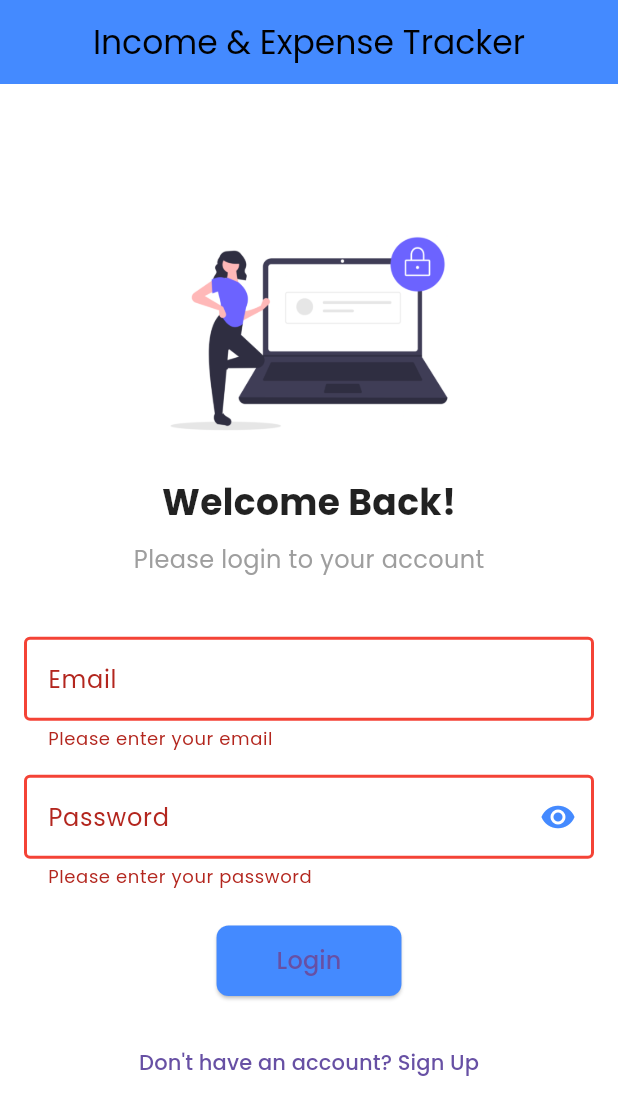
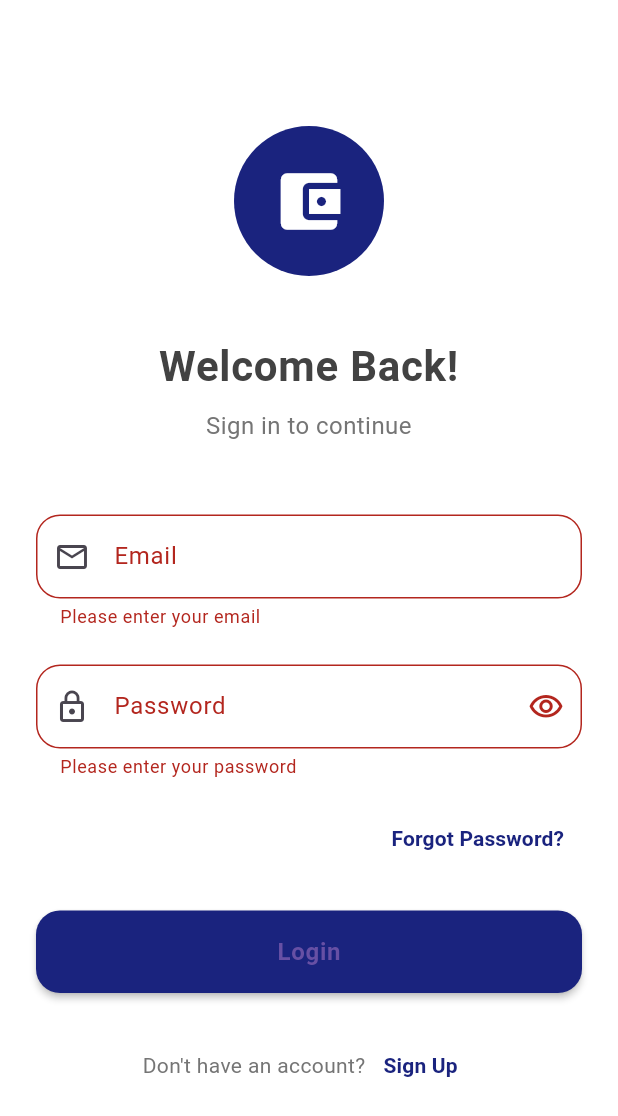
Before and after one commit to Demo7Vlizer/Expense-Tracker.., a Flutter app: the LoginPage screen opened directly, after a tap on "Login", on a phone screen of 412 x 824 dp. Shown: the top 1116 px of the screen. Run offline on Flutter 3.47's test engine with Material 3 defaults, Android fonts, the phone set to English and light mode, and no system bars; our stand-ins replace fl_chart, flutter_slidable, shared_preferences; accounts and stored records are empty.

Commit message:
fixing all the issues and added login page

```diff
--- a/lib/services/auth_service.dart
+++ b/lib/services/auth_service.dart
@@ -1,12 +1,63 @@
-class AuthService {
-  static const String predefinedEmail = 'user@example.com';
-  static const String predefinedPassword = 'password123';
+import 'package:flutter/foundation.dart';
+import 'package:shared_preferences/shared_preferences.dart';
 
-  static bool login(String email, String password) {
-    return email == predefinedEmail && password == predefinedPassword;
+class AuthService extends ChangeNotifier {
+  bool _isAuthenticated = false;
+  String? _userEmail;
+
+  bool get isAuthenticated => _isAuthenticated;
+  String? get userEmail => _userEmail;
+
+  // Initialize auth state from SharedPreferences
+  Future<void> init() async {
+    final prefs = await SharedPreferences.getInstance();
+    _isAuthenticated = prefs.getBool('isAuthenticated') ?? false;
+    _userEmail = prefs.getString('userEmail');
+    notifyListeners();
   }
 
-  static void logout() {
-    // Handle logout logic
+  // Login method
+  Future<bool> login(String email, String password) async {
+    try {
+      // TODO: Implement actual authentication logic with your backend
+      // This is a mock implementation
+      await Future.delayed(Duration(seconds: 2)); // Simulate network request
+
+      if (email.isNotEmpty && password.length >= 6) {
+        _isAuthenticated = true;
+        _userEmail = email;
+
+        // Save auth state
+        final prefs = await SharedPreferences.getInstance();
+        await prefs.setBool('isAuthenticated', true);
+        await prefs.setString('userEmail', email);
+
+        notifyListeners();
+        return true;
+      }
+      return false;
+    } catch (e) {
+      print('Login error: $e');
+      return false;
+    }
+  }
+
+  // Logout method
+  Future<void> logout() async {
+    _isAuthenticated = false;
+    _userEmail = null;
+
+    // Clear auth state
+    final prefs = await SharedPreferences.getInstance();
+    await prefs.remove('isAuthenticated');
+    await prefs.remove('userEmail');
+
+    notifyListeners();
+  }
+
+  // Check if user is logged in
+  Future<bool> checkAuth() async {
+    final prefs = await SharedPreferences.getInstance();
+    return prefs.getBool('isAuthenticated') ?? false;
   }
 }
--- a/lib/views/login_page.dart
+++ b/lib/views/login_page.dart
@@ -1,159 +1,249 @@
 // lib/views/login_page.dart
 import 'package:flutter/material.dart';
+import 'package:provider/provider.dart';
+import '../services/auth_service.dart';
 import 'home_page.dart';
-// import '../utils/constants.dart';
-import '../services/auth_service.dart';
 
 class LoginPage extends StatefulWidget {
-  const LoginPage({Key? key}) : super(key: key);
-
   @override
   _LoginPageState createState() => _LoginPageState();
 }
 
 class _LoginPageState extends State<LoginPage> {
-  final TextEditingController emailController = TextEditingController();
-  final TextEditingController passwordController = TextEditingController();
-  final GlobalKey<FormState> _formKey = GlobalKey<FormState>();
-  bool _obscureText = true;
+  final _formKey = GlobalKey<FormState>();
+  final _emailController = TextEditingController();
+  final _passwordController = TextEditingController();
+  bool _isLoading = false;
+  bool _obscurePassword = true;
+
+  @override
+  void dispose() {
+    _emailController.dispose();
+    _passwordController.dispose();
+    super.dispose();
+  }
+
+  Future<void> _handleLogin() async {
+    if (!_formKey.currentState!.validate()) return;
+
+    setState(() => _isLoading = true);
+
+    try {
+      final authService = Provider.of<AuthService>(context, listen: false);
+      final success = await authService.login(
+        _emailController.text.trim(),
+        _passwordController.text,
+      );
+
+      if (success && mounted) {
+        Navigator.pushReplacement(
+          context,
+          MaterialPageRoute(builder: (_) => HomePage()),
+        );
+      }
+    } catch (e) {
+      ScaffoldMessenger.of(context).showSnackBar(
+        SnackBar(
+          content: Text('Login failed: ${e.toString()}'),
+          backgroundColor: Colors.red,
+        ),
+      );
+    } finally {
+      if (mounted) setState(() => _isLoading = false);
+    }
+  }
 
   @override
   Widget build(BuildContext context) {
     return Scaffold(
       backgroundColor: Colors.white,
-      appBar: AppBar(
-        title: Text('Income & Expense Tracker'),
-        centerTitle: true,
-        backgroundColor: Colors.blueAccent,
+      body: SafeArea(
+        child: SingleChildScrollView(
+          padding: EdgeInsets.all(24),
+          child: Form(
+            key: _formKey,
+            child: Column(
+              crossAxisAlignment: CrossAxisAlignment.stretch,
+              children: [
+                SizedBox(height: 60),
+                // App Logo or Icon
+                Container(
+                  height: 100,
+                  width: 100,
+                  decoration: BoxDecoration(
+                    color: Color(0xFF1A237E),
+                    shape: BoxShape.circle,
                   ),
-      body: Padding(
-        padding: const EdgeInsets.all(16.0),
-        child: Center(
-          child: SingleChildScrollView(
-            child: Column(
-              mainAxisAlignment: MainAxisAlignment.center,
-              children: <Widget>[
-                Image.asset(
-                  'assets/images/login_image.png',
-                  height: 150,
+                  child: Icon(
+                    Icons.account_balance_wallet,
+                    size: 50,
+                    color: Colors.white,
                   ),
-                SizedBox(height: 20),
+                ),
+                SizedBox(height: 40),
                 Text(
                   'Welcome Back!',
                   style: TextStyle(
-                    fontSize: 24,
+                    fontSize: 28,
                     fontWeight: FontWeight.bold,
-                    color: Colors.black87,
+                    color: Colors.grey[800],
+                    letterSpacing: 0.5,
                   ),
+                  textAlign: TextAlign.center,
                 ),
-                SizedBox(height: 10),
+                SizedBox(height: 8),
                 Text(
-                  'Please login to your account',
+                  'Sign in to continue',
                   style: TextStyle(
                     fontSize: 16,
-                    color: Colors.grey,
+                    color: Colors.grey[600],
+                    letterSpacing: 0.3,
                   ),
+                  textAlign: TextAlign.center,
                 ),
-                SizedBox(height: 40),
-                Form(
-                  key: _formKey,
-                  child: Column(
-                    children: <Widget>[
+                SizedBox(height: 48),
                 TextFormField(
-                        controller: emailController,
+                  controller: _emailController,
+                  keyboardType: TextInputType.emailAddress,
                   decoration: InputDecoration(
                     labelText: 'Email',
-                          border: OutlineInputBorder(),
+                    hintText: 'Enter your email',
+                    prefixIcon: Icon(Icons.email_outlined),
+                    border: OutlineInputBorder(
+                      borderRadius: BorderRadius.circular(16),
+                    ),
+                    enabledBorder: OutlineInputBorder(
+                      borderRadius: BorderRadius.circular(16),
+                      borderSide: BorderSide(color: Colors.grey[300]!),
+                    ),
                     focusedBorder: OutlineInputBorder(
-                            borderSide: BorderSide(
-                                color: Colors.blueAccent, width: 2.0),
-                          ),
-                          errorBorder: OutlineInputBorder(
+                      borderRadius: BorderRadius.circular(16),
                       borderSide:
-                                BorderSide(color: Colors.red, width: 2.0),
+                          BorderSide(color: Color(0xFF1A237E), width: 2),
                     ),
                   ),
                   validator: (value) {
                     if (value == null || value.isEmpty) {
                       return 'Please enter your email';
                     }
+                    if (!value.contains('@') || !value.contains('.')) {
+                      return 'Please enter a valid email';
+                    }
                     return null;
                   },
                 ),
-                      SizedBox(height: 16.0),
+                SizedBox(height: 24),
                 TextFormField(
-                        controller: passwordController,
-                        obscureText: _obscureText,
+                  controller: _passwordController,
+                  obscureText: _obscurePassword,
                   decoration: InputDecoration(
                     labelText: 'Password',
-                          border: OutlineInputBorder(),
-                          focusedBorder: OutlineInputBorder(
-                            borderSide: BorderSide(
-                                color: Colors.blueAccent, width: 2.0),
-                          ),
-                          errorBorder: OutlineInputBorder(
-                            borderSide:
-                                BorderSide(color: Colors.red, width: 2.0),
-                          ),
+                    hintText: 'Enter your password',
+                    prefixIcon: Icon(Icons.lock_outline),
                     suffixIcon: IconButton(
                       icon: Icon(
-                              _obscureText
-                                  ? Icons.visibility
-                                  : Icons.visibility_off,
-                              color: Colors.blueAccent,
+                        _obscurePassword
+                            ? Icons.visibility_outlined
+                            : Icons.visibility_off_outlined,
                       ),
                       onPressed: () {
-                              setState(() {
-                                _obscureText = !_obscureText;
-                              });
+                        setState(() => _obscurePassword = !_obscurePassword);
                       },
+                    ),
+                    border: OutlineInputBorder(
+                      borderRadius: BorderRadius.circular(16),
+                    ),
+                    enabledBorder: OutlineInputBorder(
+                      borderRadius: BorderRadius.circular(16),
+                      borderSide: BorderSide(color: Colors.grey[300]!),
+                    ),
+                    focusedBorder: OutlineInputBorder(
+                      borderRadius: BorderRadius.circular(16),
+                      borderSide:
+                          BorderSide(color: Color(0xFF1A237E), width: 2),
                     ),
                   ),
                   validator: (value) {
                     if (value == null || value.isEmpty) {
                       return 'Please enter your password';
                     }
+                    if (value.length < 6) {
+                      return 'Password must be at least 6 characters';
+                    }
                     return null;
                   },
                 ),
-                      SizedBox(height: 24.0),
+                SizedBox(height: 16),
+                Align(
+                  alignment: Alignment.centerRight,
+                  child: TextButton(
+                    onPressed: () {
+                      // TODO: Implement forgot password
+                    },
+                    child: Text(
+                      'Forgot Password?',
+                      style: TextStyle(
+                        color: Color(0xFF1A237E),
+                        fontWeight: FontWeight.w600,
+                      ),
+                    ),
+                  ),
+                ),
+                SizedBox(height: 24),
                 ElevatedButton(
+                  onPressed: _isLoading ? null : _handleLogin,
+                  style: ElevatedButton.styleFrom(
+                    backgroundColor: Color(0xFF1A237E),
+                    padding: EdgeInsets.symmetric(vertical: 16),
+                    shape: RoundedRectangleBorder(
+                      borderRadius: BorderRadius.circular(16),
+                    ),
+                    elevation: 2,
+                  ),
+                  child: _isLoading
+                      ? SizedBox(
+                          height: 20,
+                          width: 20,
+                          child: CircularProgressIndicator(
+                            strokeWidth: 2,
+                            valueColor:
+                                AlwaysStoppedAnimation<Color>(Colors.white),
+                          ),
+                        )
+                      : Text(
+                          'Login',
+                          style: TextStyle(
+                            fontSize: 16,
+                            fontWeight: FontWeight.w600,
+                            letterSpacing: 0.5,
+                          ),
+                        ),
+                ),
+                SizedBox(height: 24),
+                Row(
+                  mainAxisAlignment: MainAxisAlignment.center,
+                  children: [
+                    Text(
+                      'Don\'t have an account?',
+                      style: TextStyle(
+                        color: Colors.grey[600],
+                        fontSize: 14,
+                      ),
+                    ),
+                    TextButton(
                       onPressed: () {
-                          if (_formKey.currentState!.validate()) {
-                            if (AuthService.login(emailController.text,
-                                passwordController.text)) {
-                              Navigator.pushReplacement(
-                                context,
-                                MaterialPageRoute(
-                                    builder: (context) => HomePage()),
-                              );
-                            } else {
-                              ScaffoldMessenger.of(context).showSnackBar(
-                                SnackBar(
-                                    content: Text('Invalid email or password')),
-                              );
-                            }
-                          }
+                        // TODO: Navigate to register page
                       },
-                        style: ElevatedButton.styleFrom(
-                          padding: EdgeInsets.symmetric(
-                              horizontal: 40, vertical: 12),
-                          shape: RoundedRectangleBorder(
-                            borderRadius: BorderRadius.circular(8),
+                      child: Text(
+                        'Sign Up',
+                        style: TextStyle(
+                          color: Color(0xFF1A237E),
+                          fontWeight: FontWeight.w600,
+                          fontSize: 14,
                         ),
-                          backgroundColor: Colors.blueAccent,
                       ),
-                        child: Text('Login', style: TextStyle(fontSize: 16)),
                     ),
                   ],
-                  ),
-                ),
-                SizedBox(height: 20),
-                TextButton(
-                  onPressed: () {
-                    // Navigate to the registration page or perform another action
-                  },
-                  child: Text('Don\'t have an account? Sign Up'),
                 ),
               ],
             ),
--- a/lib/widgets/drawer_menu.dart
+++ b/lib/widgets/drawer_menu.dart
@@ -1,4 +1,5 @@
 import 'package:flutter/material.dart';
+import 'package:provider/provider.dart';
 import '../views/home_page.dart';
 import '../views/income_page.dart';
 import '../views/expense_page.dart';
@@ -80,7 +81,7 @@ class DrawerMenu extends StatelessWidget {
           ListTile(
             title: Text('Logout'),
             onTap: () {
-              AuthService.logout();
+              Provider.of<AuthService>(context, listen: false).logout();
               Navigator.pushReplacementNamed(context, '/');
             },
           ),
```
Also changed, not shown: lib/main.dart (+46 -33 lines), lib/models/transaction_model.dart (+31 -11 lines), lib/providers/transaction_provider.dart (+153 -28 lines), lib/views/home_page.dart (+25 -4 lines), 1 other file. Lines whose indentation alone changed are shown as unchanged.
